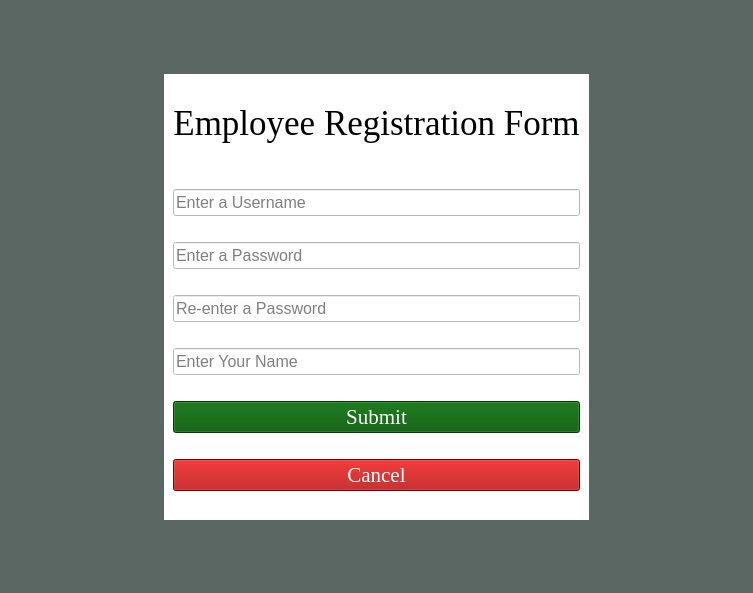
Qt form UI/RegistrationWindow.ui (hunteralan/DiscountApp) before a commit.
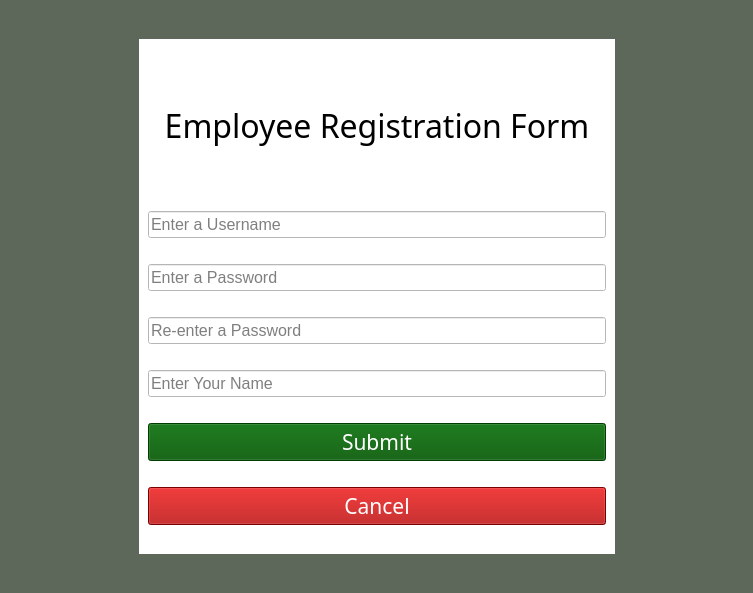
The same form after that commit.

Diff of the .ui file:
```diff
--- a/UI/RegistrationWindow.ui
+++ b/UI/RegistrationWindow.ui
@@ -14,7 +14,7 @@
    <string>MainWindow</string>
   </property>
   <property name="styleSheet">
-   <string notr="true">background-color: rgb(90, 103, 99);</string>
+   <string notr="true">background-color: rgb(93, 103, 90);</string>
   </property>
   <widget class="QWidget" name="centralwidget">
    <layout class="QGridLayout" name="gridLayout">
@@ -79,16 +79,48 @@
          </property>
         </spacer>
        </item>
+       <item>
+        <spacer name="verticalSpacer_4">
+         <property name="orientation">
+          <enum>Qt::Vertical</enum>
+         </property>
+         <property name="sizeHint" stdset="0">
+          <size>
+           <width>20</width>
+           <height>40</height>
+          </size>
+         </property>
+        </spacer>
+       </item>
        <item>
         <widget class="QLabel" name="label">
          <property name="font">
           <font>
+           <family>Bell MT</family>
+           <pointsize>24</pointsize>
+          </font>
+         </property>
+         <property name="text">
+          <string>  Employee Registration Form  </string>
+         </property>
+         <property name="alignment">
+          <set>Qt::AlignCenter</set>
+         </property>
+        </widget>
+       </item>
+       <item>
+        <widget class="QLabel" name="errMsg">
+         <property name="font">
+          <font>
            <family>Times New Roman</family>
-           <pointsize>26</pointsize>
+           <pointsize>10</pointsize>
           </font>
          </property>
+         <property name="styleSheet">
+          <string notr="true">color: rgb(255, 255, 255);</string>
+         </property>
          <property name="text">
-          <string>Employee Registration Form</string>
+          <string>&lt;DEFAULT ERROR TEXT&gt;</string>
          </property>
          <property name="alignment">
           <set>Qt::AlignCenter</set>
@@ -251,7 +283,7 @@
         <widget class="QPushButton" name="pushButton">
          <property name="font">
           <font>
-           <family>Times New Roman</family>
+           <family>Bell MT</family>
            <pointsize>16</pointsize>
           </font>
          </property>
@@ -262,6 +294,9 @@
          <property name="text">
           <string>Submit</string>
          </property>
+         <property name="autoDefault">
+          <bool>true</bool>
+         </property>
         </widget>
        </item>
        <item>
@@ -281,7 +316,7 @@
         <widget class="QPushButton" name="pushButton_2">
          <property name="font">
           <font>
-           <family>Times New Roman</family>
+           <family>Bell MT</family>
            <pointsize>16</pointsize>
           </font>
          </property>
@@ -292,6 +327,9 @@
          <property name="text">
           <string>Cancel</string>
          </property>
+         <property name="autoDefault">
+          <bool>true</bool>
+         </property>
         </widget>
        </item>
        <item>
```
Left out of the diff: 14 changed lines with no effect on the pictures.
